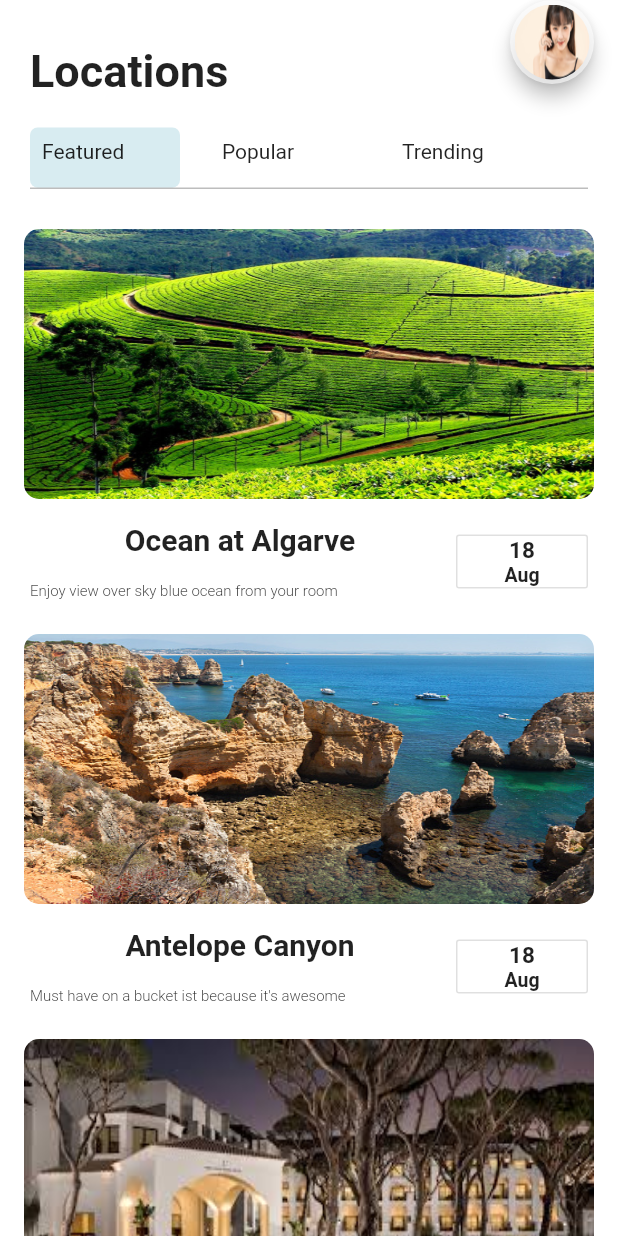
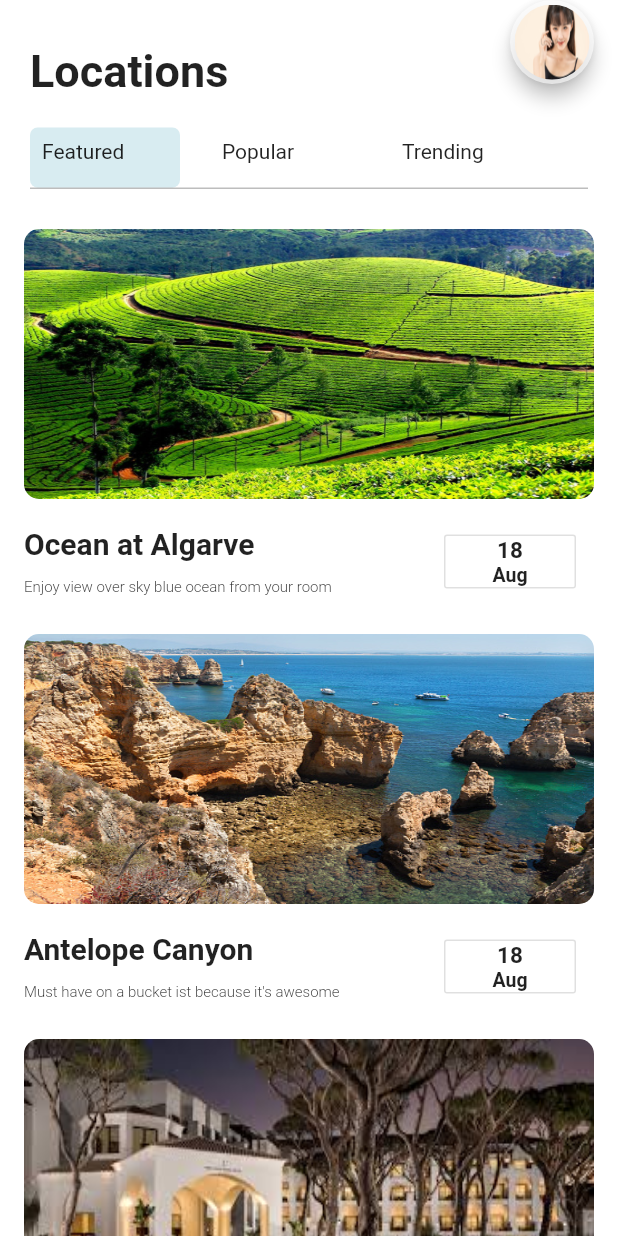
Before and after one commit to cyberpunk-prog/travelingApp, a Flutter app: the screen it shows after launch, on a phone screen of 412 x 824 dp. Run offline on Flutter 3.47's test engine with Material 2 defaults, Android fonts, the phone set to English and light mode, and no system bars.

Commit message:
alignment

```diff
--- a/lib/pages/homepage.dart
+++ b/lib/pages/homepage.dart
@@ -122,21 +122,20 @@ class _HomeScreenState extends State<HomeScreen> {
                           width: 380,
                           color: Colors.white,
                           child: Row(
-                            mainAxisAlignment: MainAxisAlignment.spaceEvenly,
+                            mainAxisAlignment: MainAxisAlignment.start,
                             children: [
                               Column(
                                 mainAxisAlignment:
                                     MainAxisAlignment.spaceEvenly,
                                 children: [
-                                  Padding(
-                                    padding: const EdgeInsets.only(
-                                        top: 0, bottom: 8),
+                                  SizedBox(
+                                    width: 280,
                                     child: Text(
                                       destinations[index].name,
-                                      textAlign: TextAlign.left,
                                       style: TextStyle(
                                           fontSize: 20.0,
                                           fontWeight: FontWeight.bold),
+                                      textAlign: TextAlign.left,
                                     ),
                                   ),
                                   SizedBox(
```
